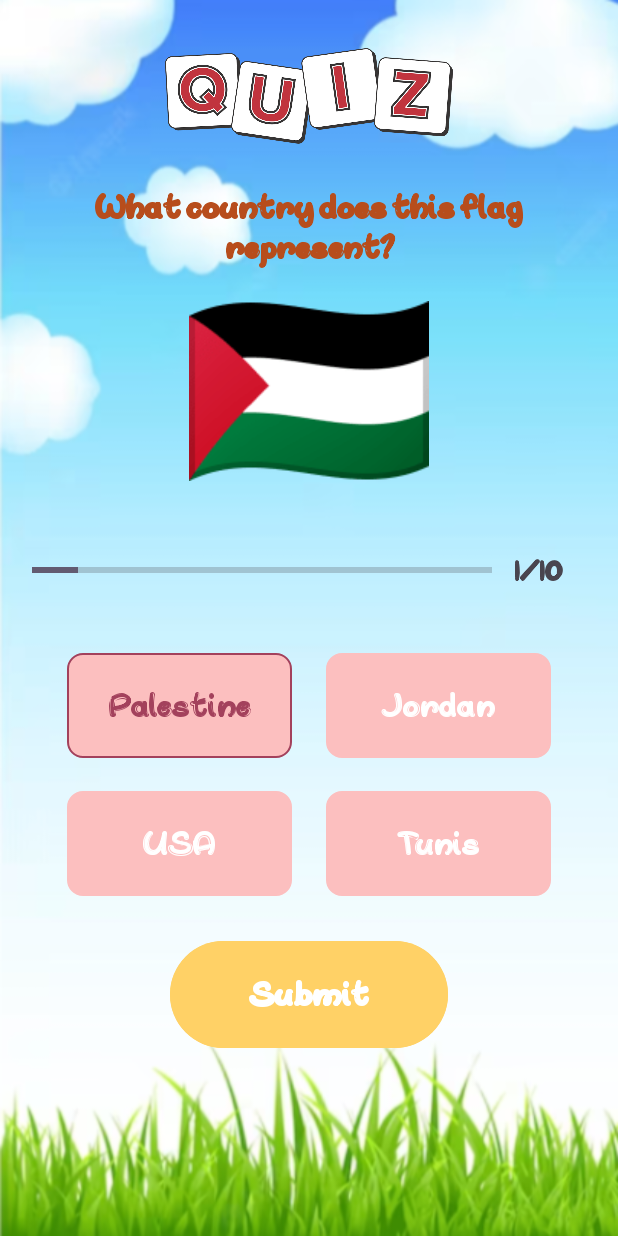
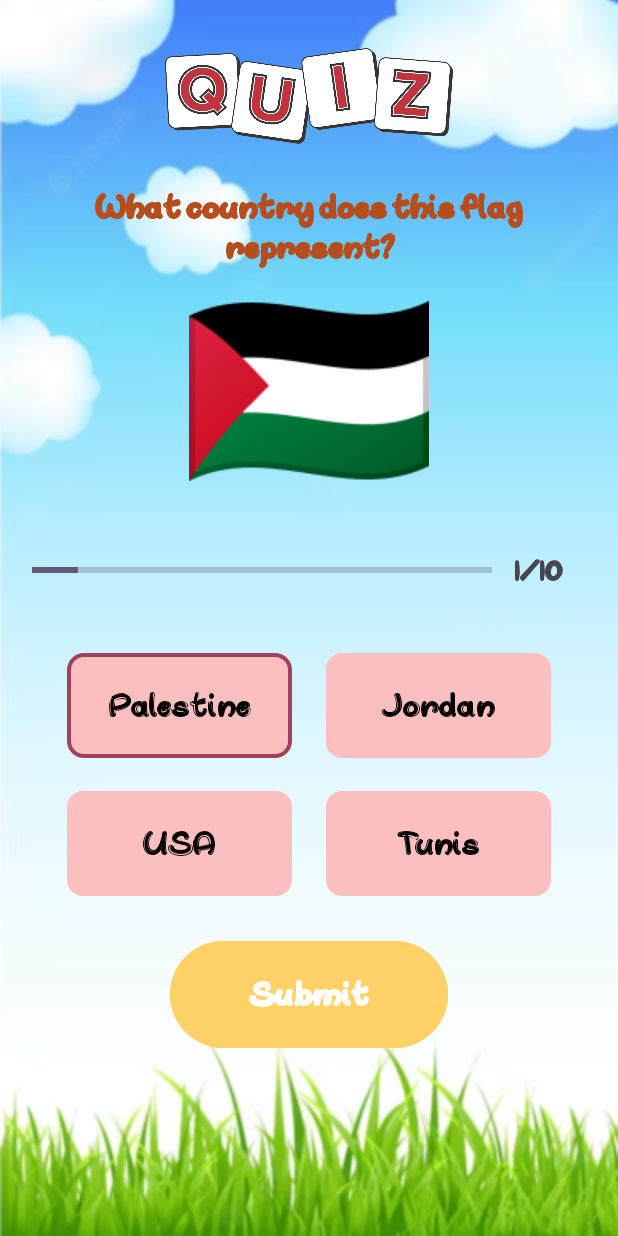
Before and after one commit to dana-akesh/World_Explorer, an Android app: the screen it shows after launch (MainActivity), after a tap on "Palestine", on a phone screen of 412 x 824 dp. Run offline under Robolectric (Android 15) with nearby library versions, the phone set to English and light mode, and no system bars.

```diff
--- a/app/src/main/java/com/example/worldexplorer/MainActivity.java
+++ b/app/src/main/java/com/example/worldexplorer/MainActivity.java
@@ -1,5 +1,7 @@
 package com.example.worldexplorer;
 
+import android.content.DialogInterface;
+import android.content.Intent;
 import android.graphics.Color;
 import android.os.Bundle;
 import android.view.View;
@@ -10,6 +12,7 @@ import android.widget.ProgressBar;
 import android.widget.TextView;
 import android.widget.Toast;
 
+import androidx.appcompat.app.AlertDialog;
 import androidx.appcompat.app.AppCompatActivity;
 import androidx.core.content.ContextCompat;
 
@@ -105,7 +108,7 @@ public class MainActivity extends AppCompatActivity implements View.OnClickListe
         options.add(3, tv_option_four);
 
         for (TextView op : options) {
-            op.setTextColor(Color.parseColor("#ffffff"));
+            op.setTextColor(Color.parseColor("#000000"));
             op.setBackground(ContextCompat.getDrawable(this, R.drawable.default_option_border));
         }
     }
@@ -115,7 +118,8 @@ public class MainActivity extends AppCompatActivity implements View.OnClickListe
         defaultOptionView();
 
         selectedOption = selected;
-        tv.setTextColor(Color.parseColor("#A3415C"));
+        //tv.setTextColor(Color.parseColor("#A3415C"));
+        tv.setTextColor(Color.parseColor("#000000"));
         tv.setBackground(ContextCompat.getDrawable(this, R.drawable.selected_option_border));
 
     }
@@ -149,7 +153,7 @@ public class MainActivity extends AppCompatActivity implements View.OnClickListe
 
                 if (current_question.getCorrectAnswer() != selectedOption) {
                     answerView(selectedOption, R.drawable.wrong_option_border);
-                }else {
+                } else {
                     correctAnswers++;
                 }
                 // show the correct answer
@@ -158,7 +162,19 @@ public class MainActivity extends AppCompatActivity implements View.OnClickListe
                 // if the user has reached the last question then change the text of the button to show the result
                 if (currentPosition == questionArrayList.size()) {
                     btn_submit.setText("Show Result ☺");
-                    Toast.makeText(this, correctAnswers + "/"+ questionArrayList.size(), Toast.LENGTH_LONG).show();
+                    AlertDialog.Builder builder = new AlertDialog.Builder(MainActivity.this);
+                    builder.setTitle("Result");
+                    builder.setMessage("Your Score is " + correctAnswers + "/" + questionArrayList.size());
+                    builder.setPositiveButton("Ok", new DialogInterface.OnClickListener() {
+                        @Override
+                        public void onClick(DialogInterface dialogInterface, int i) {
+                            Intent intent = new Intent(MainActivity.this, MainActivity.class);
+                            startActivity(intent);
+                            finish();
+                        }
+                    });
+                    builder.show();
+
                 } else {
                     btn_submit.setText("Go to Next Question ");
                 }
--- a/app/src/main/res/drawable/default_option_border.xml
+++ b/app/src/main/res/drawable/default_option_border.xml
@@ -12,5 +12,9 @@
         android:bottom="1dp"
         android:top="1dp" />
 
+    <text
+        android:textColor="@color/white"
+        android:textStyle="bold" />
+
     <corners android:radius="10dp" />
 </shape>
--- a/app/src/main/res/drawable/selected_option_border.xml
+++ b/app/src/main/res/drawable/selected_option_border.xml
@@ -1,7 +1,7 @@
 <?xml version="1.0" encoding="utf-8"?>
 <shape xmlns:android="http://schemas.android.com/apk/res/android" >
     <stroke
-        android:width="1dp"
+        android:width="2.5dp"
         android:color="@color/darkPink" />
 
     <solid android:color="@color/lightPink" />
--- a/app/src/main/res/drawable/wrong_option_border.xml
+++ b/app/src/main/res/drawable/wrong_option_border.xml
@@ -12,5 +12,9 @@
         android:bottom="2dp"
         android:top="2dp" />
 
+    <text
+        android:textColor="@color/white"
+        android:textStyle="bold" />
+
     <corners android:radius="10dp" />
 </shape>
--- a/app/src/main/res/values/style.xml
+++ b/app/src/main/res/values/style.xml
@@ -30,7 +30,7 @@
         <item name="android:textSize">24sp</item>
         <item name="fontFamily">@font/whaleitried</item>
         <item name="android:textStyle">normal</item>
-        <item name="android:textColor">@color/white</item>
+        <item name="android:textColor">@color/black</item>
         <item name="android:background">@drawable/default_option_border</item>
     </style>
 
--- a/build.gradle
+++ b/build.gradle
@@ -1,5 +1,5 @@
 // Top-level build file where you can add configuration options common to all sub-projects/modules.
 plugins {
-    id 'com.android.application' version '8.0.0' apply false
-    id 'com.android.library' version '8.0.0' apply false
+    id 'com.android.application' version '8.0.1' apply false
+    id 'com.android.library' version '8.0.1' apply false
 }
```
